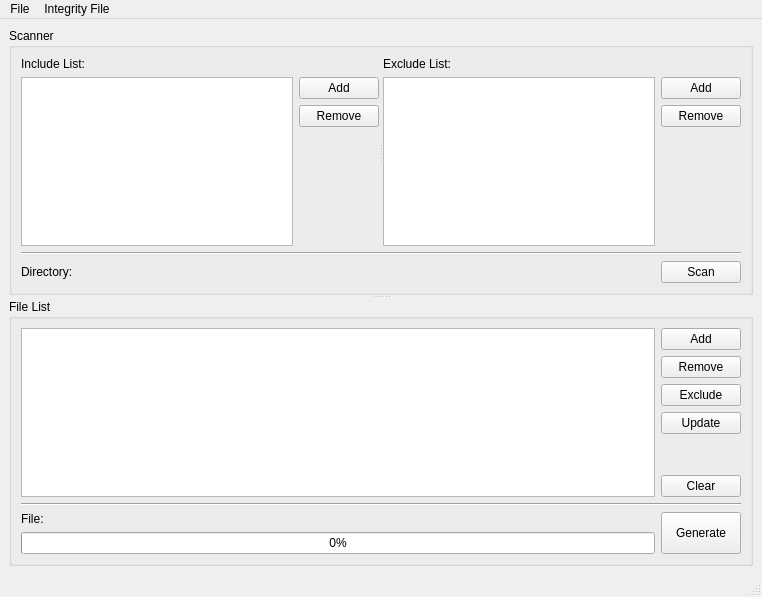
The window that Source/ZETools/ZEITIntegrityTool/ZEITIntegrityToolWindow.ui (orcun-gokbulut/ze) describes before a commit, drawn with Qt 5.
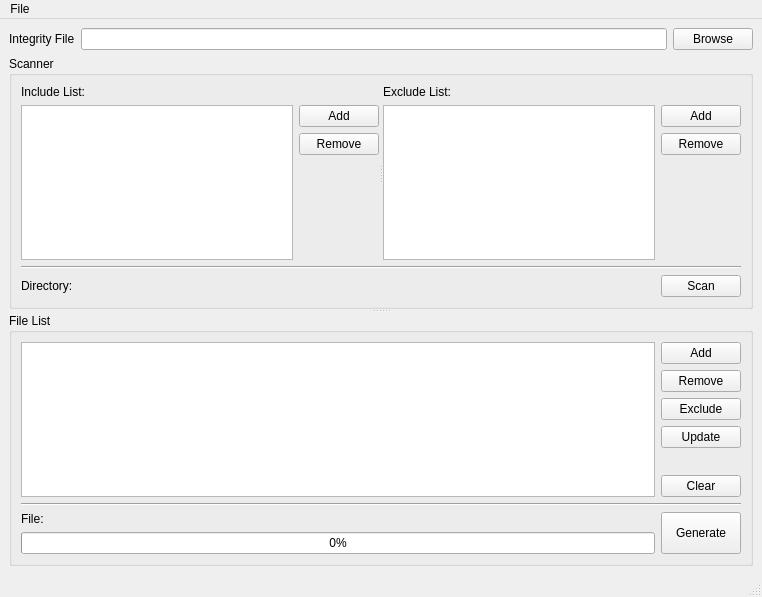
The same window after the commit. Icons and pictures are not drawn.

Commit message: FIX: Many bug fixes and improvements have been made to ZEITIntegrity and ZELNIntegrityModule.

The edit to the form file:
```diff
--- a/Source/ZETools/ZEITIntegrityTool/ZEITIntegrityToolWindow.ui
+++ b/Source/ZETools/ZEITIntegrityTool/ZEITIntegrityToolWindow.ui
@@ -19,6 +19,27 @@
   </property>
   <widget class="QWidget" name="centralwidget">
    <layout class="QVBoxLayout" name="verticalLayout_8">
+    <item>
+     <layout class="QHBoxLayout" name="horizontalLayout_3">
+      <item>
+       <widget class="QLabel" name="label_5">
+        <property name="text">
+         <string>Integrity File</string>
+        </property>
+       </widget>
+      </item>
+      <item>
+       <widget class="QLineEdit" name="txtIntegrityFile"/>
+      </item>
+      <item>
+       <widget class="QPushButton" name="btnBrowse">
+        <property name="text">
+         <string>Browse</string>
+        </property>
+       </widget>
+      </item>
+     </layout>
+    </item>
     <item>
      <widget class="QSplitter" name="splitter">
       <property name="orientation">
@@ -355,15 +376,7 @@
     <addaction name="separator"/>
     <addaction name="actQuit"/>
    </widget>
-   <widget class="QMenu" name="menuIntegrity">
-    <property name="title">
-     <string>Integrity File</string>
-    </property>
-    <addaction name="actIntegritySave"/>
-    <addaction name="actIntegritySaveAs"/>
-   </widget>
    <addaction name="menuGenerator_File"/>
-   <addaction name="menuIntegrity"/>
   </widget>
   <widget class="QStatusBar" name="stbStatusBar"/>
   <action name="actIntegritySave">
```
The commit also changes 10 other files.
